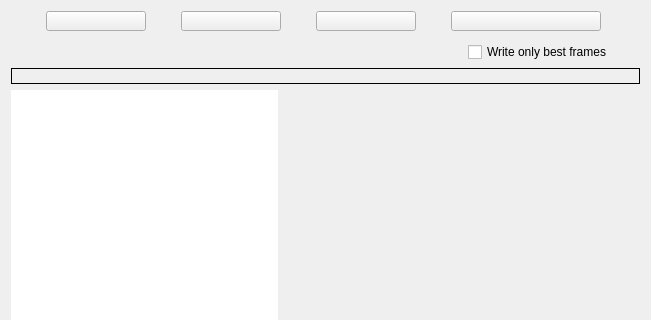
RaphCucul/Image-registration-GUI, file dialogs/multivideoregistration.ui: the form before one commit; both pictures show x 0 to 651 and y 0 to 320 of the 651 by 506 pixel window.
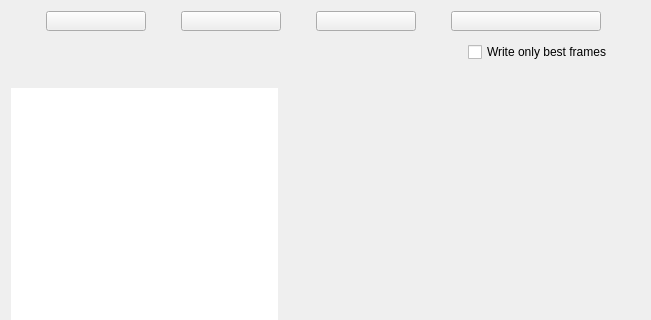
The form after the commit.

```diff
--- a/dialogs/multivideoregistration.ui
+++ b/dialogs/multivideoregistration.ui
@@ -196,7 +196,7 @@
         </size>
        </property>
        <property name="frameShape">
-        <enum>QFrame::Box</enum>
+        <enum>QFrame::NoFrame</enum>
        </property>
        <property name="text">
         <string/>
```
